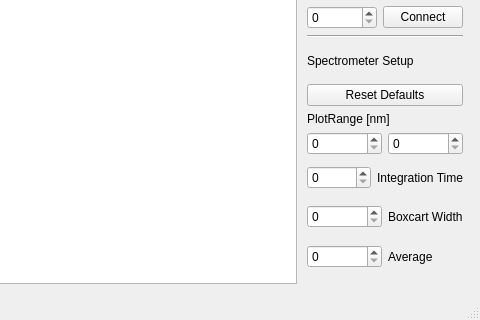
Above: ooadcGui/ooadcgui.ui from sixtemesseven/OceanViewS2000 before the change; both pictures show x 474 to 954 and y 264 to 584 of the 954 by 584 pixel window. Below: the same form after it.
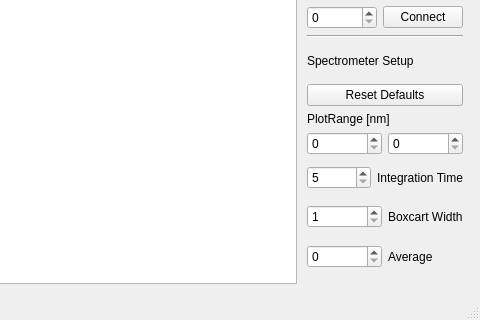
That is the form after the change. Custom widgets are drawn as their Qt base class.

Commit message: can clear plots add new plots

What changed in the file:
```diff
--- a/ooadcGui/ooadcgui.ui
+++ b/ooadcGui/ooadcgui.ui
@@ -160,7 +160,14 @@
      <item>
       <layout class="QHBoxLayout" name="horizontalLayout_4">
        <item>
-        <widget class="QSpinBox" name="IntegrationTime"/>
+        <widget class="QSpinBox" name="IntegrationTime">
+         <property name="minimum">
+          <number>5</number>
+         </property>
+         <property name="maximum">
+          <number>65300</number>
+         </property>
+        </widget>
        </item>
        <item>
         <widget class="QLabel" name="label">
@@ -174,7 +181,14 @@
      <item>
       <layout class="QHBoxLayout" name="horizontalLayout_5">
        <item>
-        <widget class="QSpinBox" name="BoxcartWidth"/>
+        <widget class="QSpinBox" name="BoxcartWidth">
+         <property name="minimum">
+          <number>1</number>
+         </property>
+         <property name="maximum">
+          <number>15</number>
+         </property>
+        </widget>
        </item>
        <item>
         <widget class="QLabel" name="label_3">
```
Left out of the diff: 14 changed lines with no effect on the pictures. The commit also changes 1 other file.
